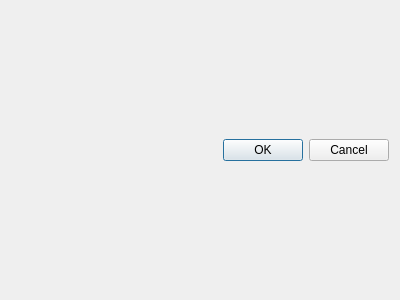
Old version of the form src/ui/general_settings_dialog.ui in the repository hermit71/117-3-2099.
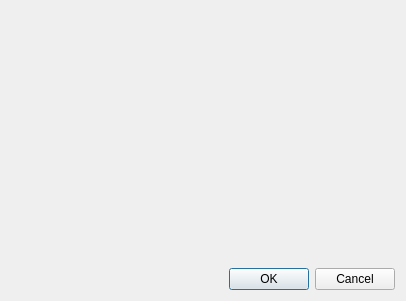
New version of the form.

Patch:
```diff
--- a/src/ui/general_settings_dialog.ui
+++ b/src/ui/general_settings_dialog.ui
@@ -6,8 +6,8 @@
    <rect>
     <x>0</x>
     <y>0</y>
-    <width>400</width>
-    <height>300</height>
+    <width>406</width>
+    <height>301</height>
    </rect>
   </property>
   <property name="windowTitle">
@@ -15,7 +15,11 @@
   </property>
   <layout class="QVBoxLayout" name="verticalLayout">
    <item>
-    <layout class="QVBoxLayout" name="settingsLayout"/>
+    <layout class="QVBoxLayout" name="settingsLayout">
+     <item>
+      <widget class="QWidget" name="widget" native="true"/>
+     </item>
+    </layout>
    </item>
    <item>
     <widget class="QDialogButtonBox" name="buttonBox">
```
